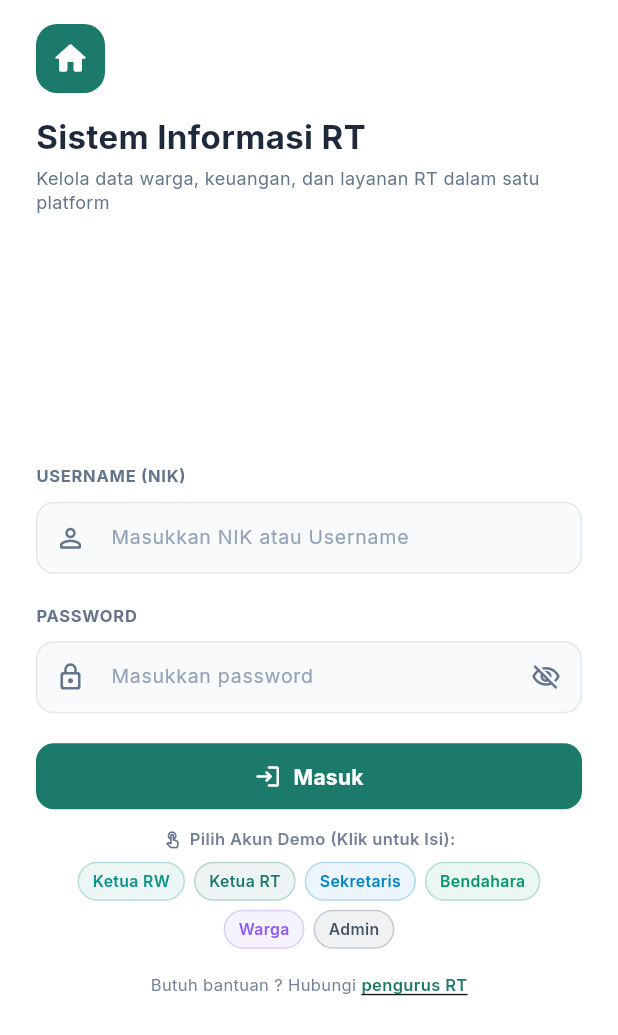
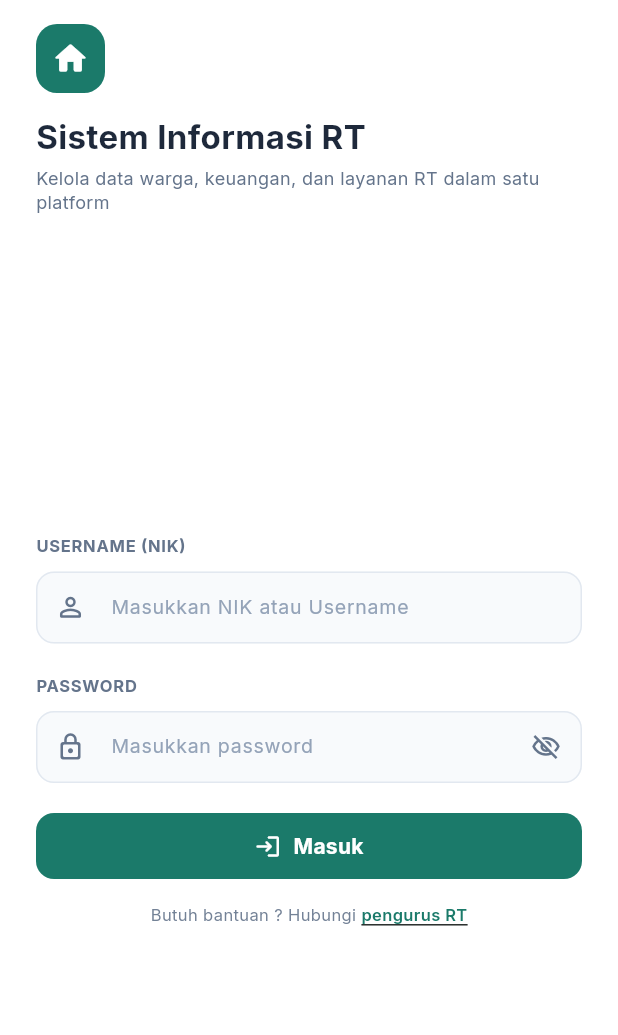
Before and after one commit to afinurulhikam-a11y/smart-community-rt, a Flutter app: the screen it shows after launch, on a phone screen of 412 x 824 dp. Shown: the top 1035 px of the screen. Run offline on Flutter 3.47's test engine with Material 3 defaults, Android fonts, the phone set to English and light mode, and no system bars; our stand-ins replace connectivity_plus, file_picker, firebase_core, firebase_messaging, fl_chart, google_fonts and 5 more; missing offline and left inert: dart:js_interop; accounts and stored records are empty.

Commit message:
fix(auth): hapus chip demo login pada login screen dan pastikan auto-seed akun ketua rw

```diff
--- a/frontend-flutter/lib/screens/login_screen.dart
+++ b/frontend-flutter/lib/screens/login_screen.dart
@@ -487,11 +487,6 @@ class _LoginScreenState extends State<LoginScreen> {
                 width: double.infinity,
                 height: 44,
                 child: ElevatedButton.icon(
-                  // `_sedangMasuk` ikut dibaca supaya tombol dan spinner berubah
-                  // pada frame yang sama dengan pemicuannya. Bila hanya
-                  // `auth.isLoading`, menekan Enter tidak memberi tanda apa pun
-                  // sampai `notifyListeners()` sempat membangun ulang — dan diam
-                  // sesaat itulah yang membuat orang menekan Enter sekali lagi.
                   onPressed: sedangProses ? null : _handleLogin,
                   style: ElevatedButton.styleFrom(
                     backgroundColor: const Color(0xFF1B7A6A),
@@ -514,45 +509,6 @@ class _LoginScreenState extends State<LoginScreen> {
                             letterSpacing: 0.2,
                           ),
                         ),
-                ),
-              ),
-
-              SizedBox(height: isDesktop ? 16 : 12),
-
-              // Demo Account Chips
-              Center(
-                child: Column(
-                  children: [
-                    Row(
-                      mainAxisSize: MainAxisSize.min,
-                      children: [
-                        const Icon(Icons.touch_app_outlined, size: 13, color: Color(0xFF64748B)),
-                        const SizedBox(width: 5),
-                        Text(
-                          'Pilih Akun Demo (Klik untuk Isi):',
-                          style: TextStyle(
-                            fontSize: 11,
-                            fontWeight: FontWeight.w600,
-                            color: const Color(0xFF64748B).withValues(alpha: 0.9),
-                          ),
-                        ),
-                      ],
-                    ),
-                    const SizedBox(height: 6),
-                    Wrap(
-                      alignment: WrapAlignment.center,
-                      spacing: 6,
-                      runSpacing: 6,
-                      children: [
-                        _chipAkunDemo('Ketua RW', 'ketuarw', 'ketuarw123', const Color(0xFF0D9488)),
-                        _chipAkunDemo('Ketua RT', 'ketua', 'ketua123', const Color(0xFF1B7A6A)),
-                        _chipAkunDemo('Sekretaris', 'sekretaris', 'sekretaris123', const Color(0xFF0284C7)),
-                        _chipAkunDemo('Bendahara', 'bendahara', 'bendahara123', const Color(0xFF059669)),
-                        _chipAkunDemo('Warga', '3201012345670001', '12345678', const Color(0xFF8B5CF6)),
-                        _chipAkunDemo('Admin', 'Developer', 'admin123', const Color(0xFF475569)),
-                      ],
-                    ),
-                  ],
                 ),
               ),
 
@@ -594,34 +550,4 @@ class _LoginScreenState extends State<LoginScreen> {
       ),
     );
   }
-
-  Widget _chipAkunDemo(String label, String username, String password, Color warna) {
-    return Material(
-      color: warna.withValues(alpha: 0.08),
-      borderRadius: BorderRadius.circular(16),
-      child: InkWell(
-        borderRadius: BorderRadius.circular(16),
-        onTap: () {
-          _emailController.text = username;
-          _passwordController.text = password;
-          pesanSukses(context, 'Akun demo $label ($username) dipilih.');
-        },
-        child: Container(
-          padding: const EdgeInsets.symmetric(horizontal: 9, vertical: 4),
-          decoration: BoxDecoration(
-            border: Border.all(color: warna.withValues(alpha: 0.25)),
-            borderRadius: BorderRadius.circular(16),
-          ),
-          child: Text(
-            label,
-            style: TextStyle(
-              fontSize: 10.5,
-              fontWeight: FontWeight.w600,
-              color: warna,
-            ),
-          ),
-        ),
-      ),
-    );
-  }
 }
```
Also changed, not shown: 1 other file.
